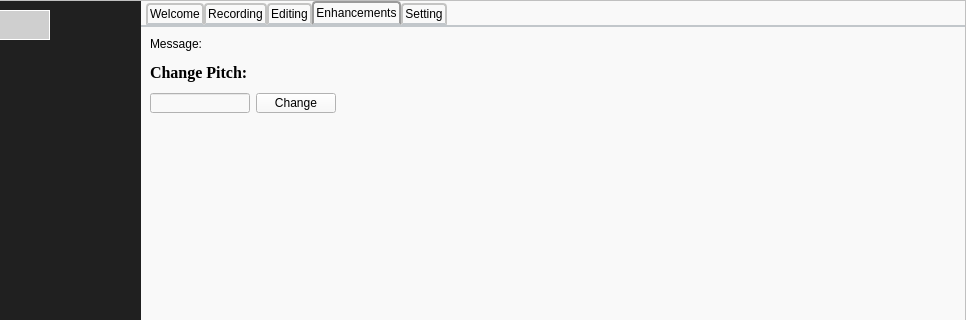
This is UI/mainWindow.ui in OrangeEgg1937/sound_recording as Qt 5 draws it before an edit; both pictures show x 160 to 1126 and y 0 to 320 of the 1126 by 825 pixel window. The edited form follows.
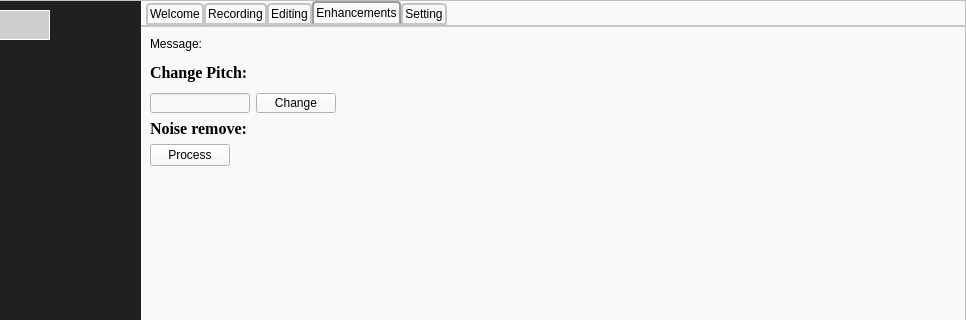
This is the edited form. The open tabs and pages were chosen to show the change. Icons and pictures are not drawn.

Commit message: add noise remove btn

The edit to the form file:
```diff
--- a/UI/mainWindow.ui
+++ b/UI/mainWindow.ui
@@ -1903,6 +1903,45 @@
              </item>
             </layout>
            </item>
+           <item>
+            <widget class="QLabel" name="label_3">
+             <property name="font">
+              <font>
+               <family>Times New Roman</family>
+               <pointsize>12</pointsize>
+               <weight>75</weight>
+               <bold>true</bold>
+              </font>
+             </property>
+             <property name="text">
+              <string>Noise remove:</string>
+             </property>
+            </widget>
+           </item>
+           <item>
+            <layout class="QHBoxLayout" name="horizontalLayout_14">
+             <item>
+              <widget class="QPushButton" name="noiseRemoveBtn">
+               <property name="text">
+                <string>Process</string>
+               </property>
+              </widget>
+             </item>
+             <item>
+              <spacer name="horizontalSpacer_13">
+               <property name="orientation">
+                <enum>Qt::Horizontal</enum>
+               </property>
+               <property name="sizeHint" stdset="0">
+                <size>
+                 <width>40</width>
+                 <height>20</height>
+                </size>
+               </property>
+              </spacer>
+             </item>
+            </layout>
+           </item>
            <item>
             <spacer name="verticalSpacer_2">
              <property name="orientation">
```
Left out of the diff: 2 changed lines with no effect on the pictures. The commit also changes 6 other files.
